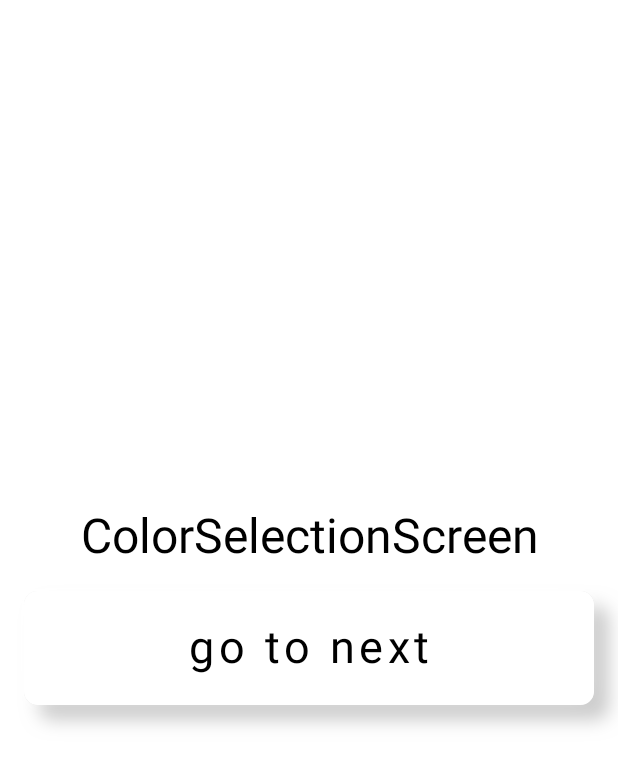
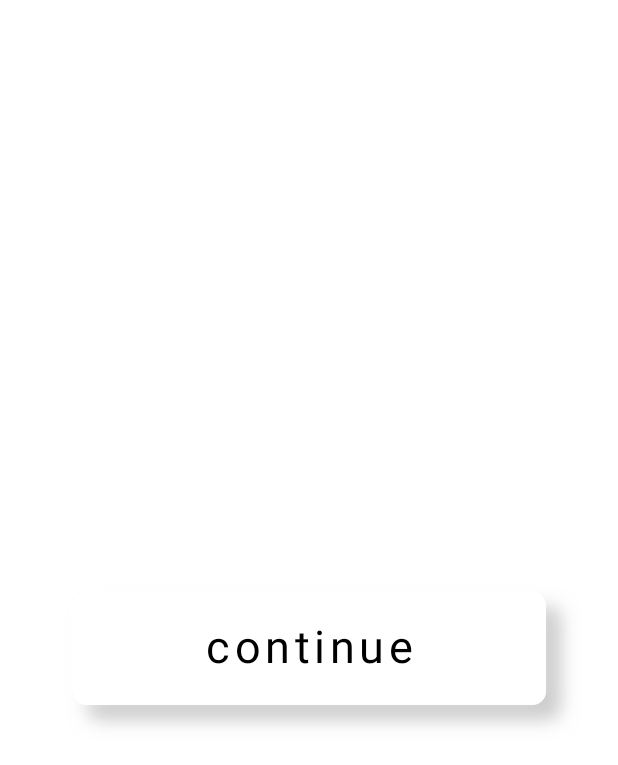
Before and after one commit to IaroslavAl/MindArt, an Android app built with Jetpack Compose: the composable ColorSelectionScreen shown on its own in the app's theme, on a phone screen of 412 x 824 dp. Shown: the top 765 px of the screen. Run offline under Robolectric (Android 15) with nearby library versions, the phone set to English and light mode, and no system bars.

Commit message:
added localization

```diff
--- a/android-app/app/src/main/java/com/elena_stepkina/mindart/ui/mainscreen/screenStates/ColorSelectionScreen.kt
+++ b/android-app/app/src/main/java/com/elena_stepkina/mindart/ui/mainscreen/screenStates/ColorSelectionScreen.kt
@@ -1,27 +1,42 @@
 package com.elena_stepkina.mindart.ui.mainscreen.screenStates
 
+import Elena.Stepkina.MindArt.R
 import com.elena_stepkina.mindart.ui.mainscreen.MainViewModel
 import androidx.compose.foundation.layout.Box
 import androidx.compose.foundation.layout.Column
 import androidx.compose.foundation.layout.fillMaxSize
 import androidx.compose.foundation.layout.padding
 import androidx.compose.runtime.Composable
+import androidx.compose.runtime.collectAsState
+import androidx.compose.runtime.getValue
 import androidx.compose.ui.Alignment
 import androidx.compose.ui.Modifier
+import androidx.compose.ui.res.stringResource
 import androidx.compose.ui.unit.dp
 import com.elena_stepkina.mindart.ui.mainscreen.components.ButtonLabel
 import com.elena_stepkina.mindart.ui.mainscreen.components.TextView
 
 @Composable
 fun ColorSelectionScreen(viewModel: MainViewModel) {
+    val screenState by viewModel.screenState.collectAsState()
     Box(
-        modifier = Modifier.fillMaxSize(),
+        modifier = Modifier
+            .fillMaxSize()
+            .padding(horizontal = 32.dp),
         contentAlignment = Alignment.Center
     ) {
         Column(horizontalAlignment = Alignment.CenterHorizontally) {
-            TextView("ColorSelectionScreen")
+            when (screenState) {
+                MainViewModel.ScreenState.CreatedContentSelectionScreen -> TextView("")
+                MainViewModel.ScreenState.DisclaimerScreen -> TextView("")
+                MainViewModel.ScreenState.ColorSelectionScreenFirst -> TextView(stringResource(R.string.color_selection_goal_first_question))
+                MainViewModel.ScreenState.ColorSelectionScreenSecond -> TextView(stringResource(R.string.color_selection_goal_second_question))
+                MainViewModel.ScreenState.ColorSelectionScreenThird -> TextView(stringResource(R.string.color_selection_goal_third_question))
+                MainViewModel.ScreenState.PictureStyleSelectionScreen -> TextView("")
+                MainViewModel.ScreenState.ResultScreen -> TextView("")
+            }
             ButtonLabel(
-                text = "Go to next",
+                text = stringResource(R.string.disclaimer_continue),
                 onClick = { viewModel.goToNext() },
                 modifier = Modifier.padding(16.dp)
             )
--- a/android-app/app/src/main/java/com/elena_stepkina/mindart/ui/mainscreen/screenStates/DisclaimerScreen.kt
+++ b/android-app/app/src/main/java/com/elena_stepkina/mindart/ui/mainscreen/screenStates/DisclaimerScreen.kt
@@ -1,5 +1,6 @@
 package com.elena_stepkina.mindart.ui.mainscreen.screenStates
 
+import Elena.Stepkina.MindArt.R
 import androidx.compose.foundation.layout.Arrangement
 import androidx.compose.foundation.layout.Column
 import androidx.compose.foundation.layout.Spacer
@@ -8,6 +9,7 @@ import androidx.compose.foundation.layout.padding
 import androidx.compose.runtime.Composable
 import androidx.compose.ui.Alignment
 import androidx.compose.ui.Modifier
+import androidx.compose.ui.res.stringResource
 import androidx.compose.ui.unit.dp
 import com.elena_stepkina.mindart.ui.mainscreen.MainViewModel
 import com.elena_stepkina.mindart.ui.mainscreen.components.ButtonLabel
@@ -23,9 +25,9 @@ fun DisclaimerScreen(viewModel: MainViewModel) {
         horizontalAlignment = Alignment.CenterHorizontally
     ) {
         Spacer(modifier = Modifier)
-        TextView(text = "As a rule, the first answer is usually the most correct. Don't dwell on the questions for too long, try to visualize. Colors may repeat. Don't think about combinations, just choose what you like.")
+        TextView(stringResource(R.string.disclaimer_info))
         ButtonLabel(
-            text = "continue",
+            text = stringResource(R.string.disclaimer_continue),
             onClick = { viewModel.goToNext() }
         )
         Spacer(modifier = Modifier)
--- a/android-app/app/src/main/java/com/elena_stepkina/mindart/ui/mainscreen/screenStates/ResultScreen.kt
+++ b/android-app/app/src/main/java/com/elena_stepkina/mindart/ui/mainscreen/screenStates/ResultScreen.kt
@@ -1,5 +1,6 @@
 package com.elena_stepkina.mindart.ui.mainscreen.screenStates
 
+import Elena.Stepkina.MindArt.R
 import com.elena_stepkina.mindart.ui.mainscreen.MainViewModel
 import androidx.compose.foundation.layout.Box
 import androidx.compose.foundation.layout.Column
@@ -8,6 +9,7 @@ import androidx.compose.foundation.layout.padding
 import androidx.compose.runtime.Composable
 import androidx.compose.ui.Alignment
 import androidx.compose.ui.Modifier
+import androidx.compose.ui.res.stringResource
 import androidx.compose.ui.unit.dp
 import com.elena_stepkina.mindart.ui.mainscreen.components.ButtonLabel
 import com.elena_stepkina.mindart.ui.mainscreen.components.TextView
@@ -19,9 +21,9 @@ fun ResultScreen(viewModel: MainViewModel) {
         contentAlignment = Alignment.Center
     ) {
         Column(horizontalAlignment = Alignment.CenterHorizontally) {
-            TextView("ResultScreen")
+            TextView(stringResource(R.string.result_image_creating))
             ButtonLabel(
-                text = "Go to next",
+                text = stringResource(R.string.result_repeat),
                 onClick = { viewModel.goToNext() },
                 modifier = Modifier.padding(16.dp)
             )
```
Also changed, not shown: android-app/app/src/main/java/com/elena_stepkina/mindart/ui/mainscreen/screenStates/CreatedContentSelectionScreen.kt (+8 -4 lines), android-app/app/src/main/java/com/elena_stepkina/mindart/ui/mainscreen/screenStates/PictureStyleSelectionScreen.kt (+8 -8 lines), android-app/app/src/main/res/values/strings.xml (+34 -0 lines), 1 other file.
